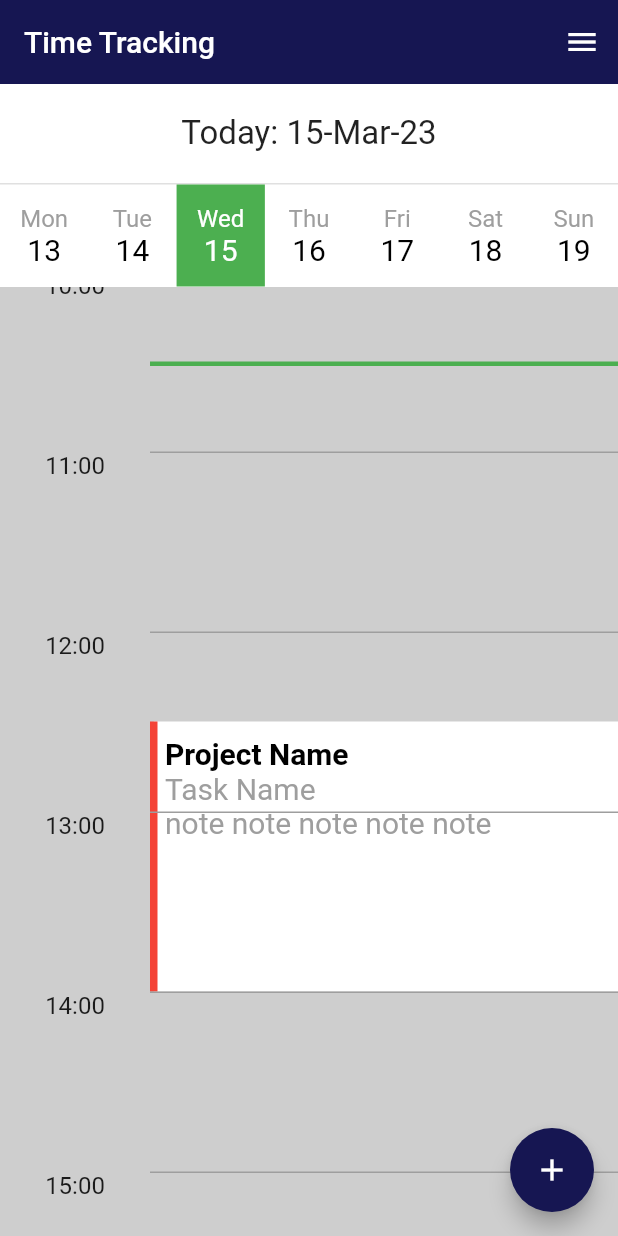
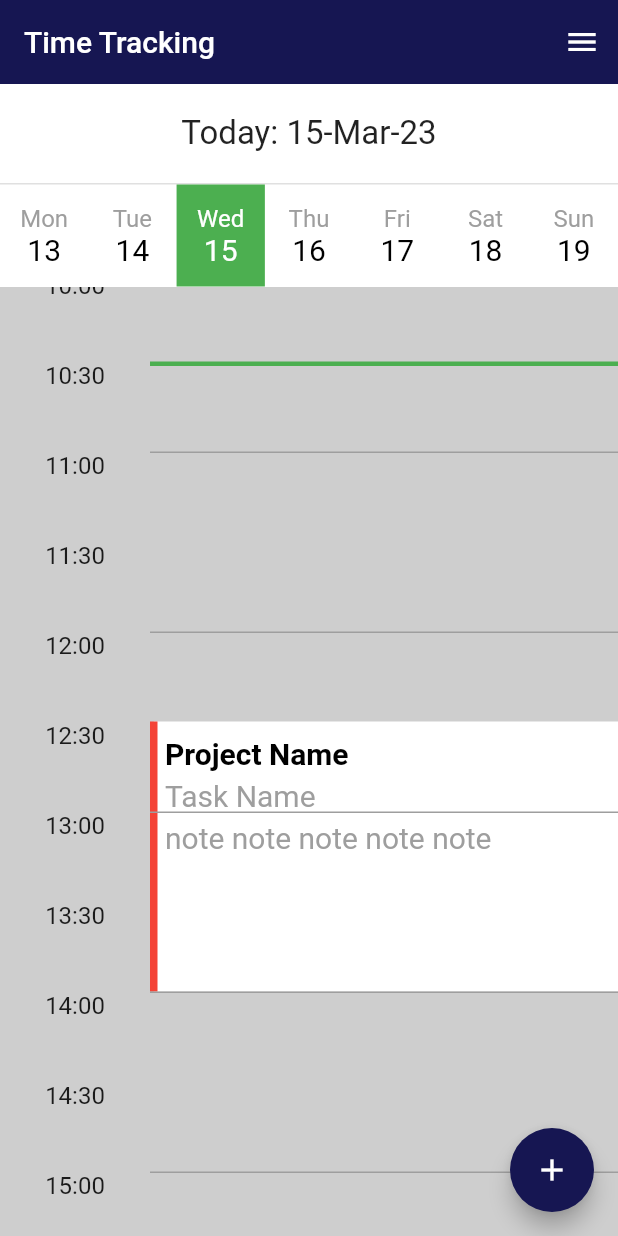
Before and after one commit to HarshsSharma/rc_ali, a Flutter app: the screen it shows after launch, on a phone screen of 412 x 824 dp. Run offline on Flutter 3.47's test engine with Material 2 defaults, Android fonts, the phone set to English and light mode, and no system bars; our stand-ins replace flutter_slidable, internet_connection_checker.

Commit message:
Update time_tracking.dart
adding padding and 30 minutes interval

```diff
--- a/phone_log/lib/individual_pages/time_tracking/view/time_tracking.dart
+++ b/phone_log/lib/individual_pages/time_tracking/view/time_tracking.dart
@@ -89,11 +89,24 @@ class _TimeTrackingState extends State<TimeTracking> {
                           (index) => SizedBox(
                             height: 120,
                             width: 100,
-                            child: Text(
+                            child: Column(
+                              mainAxisAlignment: MainAxisAlignment.start,
+                              children: [
+                                Text(
                                   '${index.toString().padLeft(2, '0')}:00',
                                   style: TextStyle(
                                       color: Colors.black87, fontSize: 16),
                                   textAlign: TextAlign.center,
+                                ),
+                                const Spacer(),
+                                Text(
+                                  '${index.toString().padLeft(2, '0')}:30',
+                                  style: TextStyle(
+                                      color: Colors.black87, fontSize: 16),
+                                  textAlign: TextAlign.center,
+                                ),
+                                const Spacer(),
+                              ],
                             ),
                           ),
                         ),
@@ -191,7 +204,8 @@ class TimeTrackingItem extends StatelessWidget {
         width: width,
         child: Wrap(
           children: [
-            SizedBox(
+            Container(
+              padding: const EdgeInsets.only(bottom: 5),
               width: width,
               child: Text(
                 timeEntity.project.name,
@@ -201,9 +215,12 @@ class TimeTrackingItem extends StatelessWidget {
                     fontWeight: FontWeight.bold),
               ),
             ),
-            Text(
+            Container(
+              padding: const EdgeInsets.only(bottom: 5),
+              child: Text(
                 timeEntity.taskName,
                 style: TextStyle(color: Colors.grey, fontSize: 20),
+              ),
             ),
             Text(
               timeEntity.note,
```
Lines whose indentation alone changed are shown as unchanged.
